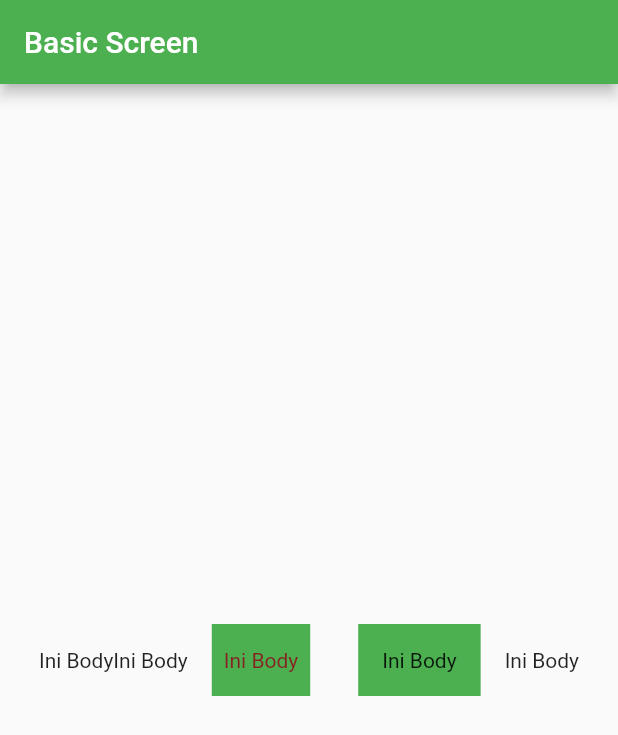
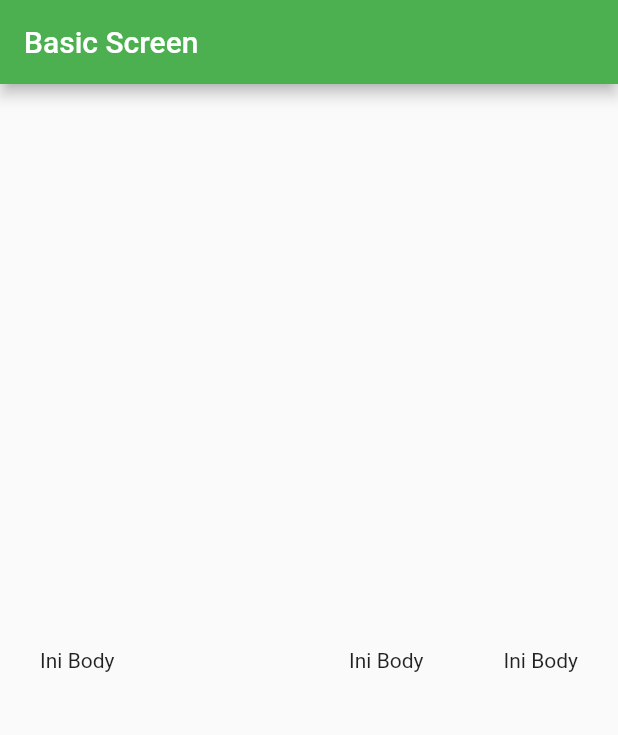
Before and after one commit to imaldi/learn_flutter_from_basic, a Flutter app: the screen it shows after launch, on a phone screen of 412 x 824 dp. Shown: the top 735 px of the screen. Run offline on Flutter 3.47's test engine with Material 2 defaults, Android fonts, the phone set to English and light mode, and no system bars.

Commit message:
learn about expanded - flexible

```diff
--- a/lib/basic_screen.dart
+++ b/lib/basic_screen.dart
@@ -13,21 +13,13 @@ class BasicScreen extends StatelessWidget {
         child: Row(
           mainAxisAlignment: MainAxisAlignment.center,
           children: [
-            Text("Ini Body"),
-            Text("Ini Body"),
-            Container(
-                color: Colors.green,
-                padding: const EdgeInsets.symmetric(vertical: 16, horizontal: 8),
-                margin: const EdgeInsets.all(16),
-                child: Text("Ini Body",
-                  style: TextStyle(color: Color(0xFF852222)),
-                )),
-            Container(
-                color: Colors.green,
-                padding: const EdgeInsets.all(16),
-                margin: const EdgeInsets.all(16),
+            Expanded(
+                flex: 2,
                 child: Text("Ini Body")),
-            Text("Ini Body"),
+            Expanded(
+                flex: 1,
+                child: Text("Ini Body")),
+            Flexible(child: Text("Ini Body")),
           ],
         ),
       ),
```
